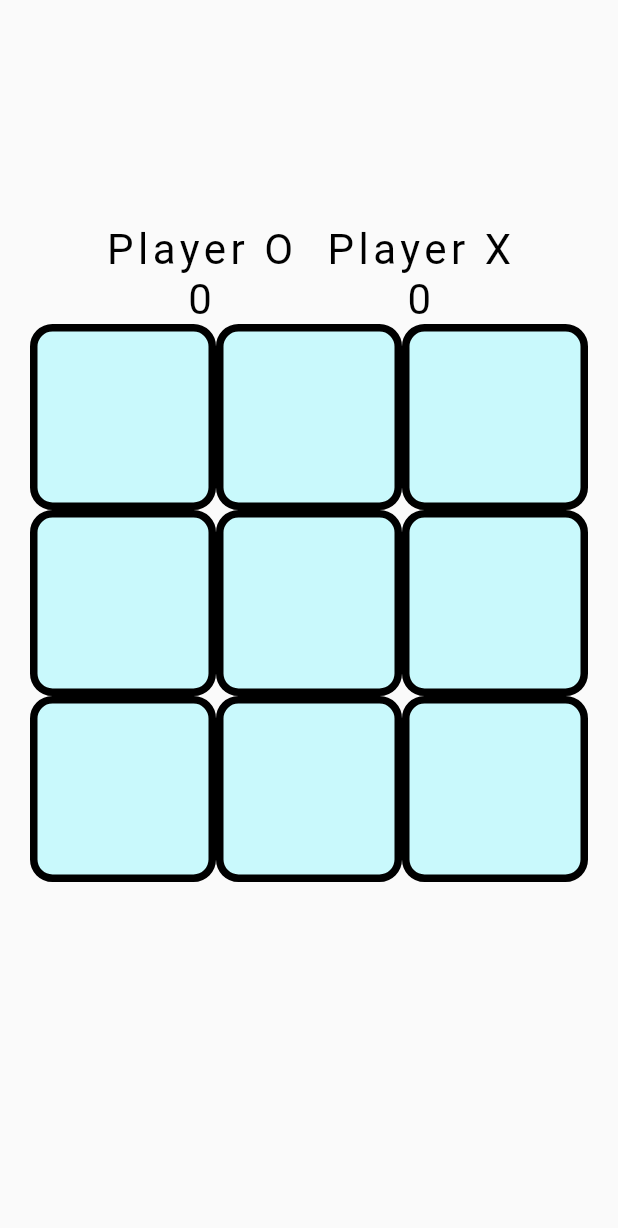
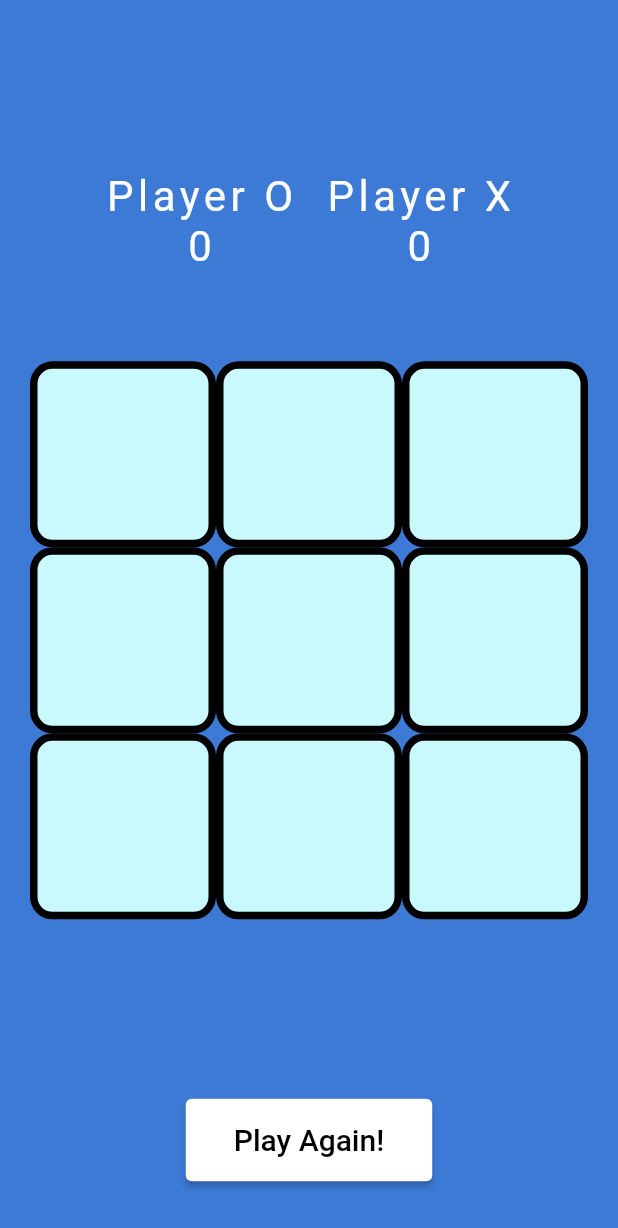
Before and after one commit to AnishHazra/TicTacToe, a Flutter app: the screen it shows after launch, on a phone screen of 412 x 824 dp. Shown: the top 1228 px of the screen. Run offline on Flutter 3.47's test engine with Material 2 defaults, Android fonts, the phone set to English and light mode, and no system bars; our stand-ins replace google_fonts; Roboto replaces fonts that are missing (Coiny).

Commit message:
done project

```diff
--- a/lib/screens/home_screen.dart
+++ b/lib/screens/home_screen.dart
@@ -12,6 +12,7 @@ class HomePage extends StatefulWidget {
 class _HomePageState extends State<HomePage> {
   bool oTurn = true;
   List<String> displayXO = ['', '', '', '', '', '', '', '', ''];
+  List<int> matchedIndexes = [];
   // final xImg = Image.asset("assets/image/Player 1.png");
   // final oImg = Image.asset("assets/image/Player 2.png");
   int oScore = 0;
@@ -21,7 +22,7 @@ class _HomePageState extends State<HomePage> {
   String result = "";
   static var customFontWhite = GoogleFonts.coiny(
     textStyle: const TextStyle(
-      color: Colors.black,
+      color: Colors.white,
       letterSpacing: 3,
       fontSize: 28,
     ),
@@ -30,6 +31,7 @@ class _HomePageState extends State<HomePage> {
   Widget build(BuildContext context) {
     return SafeArea(
       child: Scaffold(
+        backgroundColor: MainColor.blueColor,
         body: Padding(
           padding: const EdgeInsets.all(20.0),
           child: Column(
@@ -73,8 +75,11 @@ class _HomePageState extends State<HomePage> {
                   ),
                 ),
               ),
+              const SizedBox(
+                height: 60,
+              ),
               Expanded(
-                flex: 4,
+                flex: 5,
                 child: GridView.builder(
                   itemCount: 9,
                   gridDelegate: const SliverGridDelegateWithFixedCrossAxisCount(
@@ -91,7 +96,9 @@ class _HomePageState extends State<HomePage> {
                               width: 5,
                               color: Colors.black,
                             ),
-                            color: MainColor.cyanColor),
+                            color: matchedIndexes.contains(index)
+                                ? MainColor.yellowColor
+                                : MainColor.cyanColor),
                         child: Center(
                           child: Text(
                             displayXO[index],
@@ -108,9 +115,33 @@ class _HomePageState extends State<HomePage> {
               ),
               Expanded(
                 flex: 2,
-                child: Text(
-                  result,
-                  style: customFontWhite,
+                child: Center(
+                  child: Column(
+                    mainAxisAlignment: MainAxisAlignment.center,
+                    children: [
+                      Text(
+                        result,
+                        style: customFontWhite,
+                      ),
+                      const SizedBox(
+                        height: 40,
+                      ),
+                      ElevatedButton(
+                        style: ElevatedButton.styleFrom(
+                          backgroundColor: Colors.white,
+                          padding: const EdgeInsets.symmetric(
+                              horizontal: 32, vertical: 16),
+                        ),
+                        onPressed: () {
+                          _clearBoard();
+                        },
+                        child: const Text(
+                          "Play Again!",
+                          style: TextStyle(fontSize: 20, color: Colors.black),
+                        ),
+                      ),
+                    ],
+                  ),
                 ),
               ),
             ],
@@ -142,6 +173,7 @@ class _HomePageState extends State<HomePage> {
         displayXO[0] != '') {
       setState(() {
         result = 'Player${displayXO[0]} Wins!';
+        matchedIndexes.addAll([0, 1, 2]);
         _updateScore(displayXO[0]);
       });
     }
@@ -151,6 +183,7 @@ class _HomePageState extends State<HomePage> {
         displayXO[3] != '') {
       setState(() {
         result = 'Player${displayXO[3]} Wins!';
+        matchedIndexes.addAll([3, 4, 5]);
         _updateScore(displayXO[3]);
       });
     }
@@ -160,6 +193,7 @@ class _HomePageState extends State<HomePage> {
         displayXO[6] != '') {
       setState(() {
         result = 'Player${displayXO[6]} Wins!';
+        matchedIndexes.addAll([6, 7, 8]);
         _updateScore(displayXO[6]);
       });
     }
@@ -169,6 +203,7 @@ class _HomePageState extends State<HomePage> {
         displayXO[0] != '') {
       setState(() {
         result = 'Player${displayXO[0]} Wins!';
+        matchedIndexes.addAll([0, 3, 6]);
         _updateScore(displayXO[0]);
       });
     }
@@ -178,6 +213,7 @@ class _HomePageState extends State<HomePage> {
         displayXO[1] != '') {
       setState(() {
         result = 'Player${displayXO[1]} Wins!';
+        matchedIndexes.addAll([1, 4, 7]);
         _updateScore(displayXO[1]);
       });
     }
@@ -187,6 +223,7 @@ class _HomePageState extends State<HomePage> {
         displayXO[2] != '') {
       setState(() {
         result = 'Player${displayXO[2]} Wins!';
+        matchedIndexes.addAll([2, 5, 8]);
         _updateScore(displayXO[2]);
       });
     }
@@ -196,6 +233,7 @@ class _HomePageState extends State<HomePage> {
         displayXO[0] != '') {
       setState(() {
         result = 'Player${displayXO[0]} Wins!';
+        matchedIndexes.addAll([0, 4, 8]);
         _updateScore(displayXO[0]);
       });
     }
@@ -205,6 +243,7 @@ class _HomePageState extends State<HomePage> {
         displayXO[6] != '') {
       setState(() {
         result = 'Player${displayXO[6]} Wins!';
+        matchedIndexes.addAll([6, 4, 2]);
         _updateScore(displayXO[6]);
       });
     }
@@ -223,4 +262,15 @@ class _HomePageState extends State<HomePage> {
     }
     winnerFound = true;
   }
+
+  void _clearBoard() {
+    setState(() {
+      for (int i = 0; i < 9; i++) {
+        displayXO[i] = '';
+        matchedIndexes = [];
+      }
+      result = '';
+    });
+    filledBoxes = 0;
+  }
 }
```
